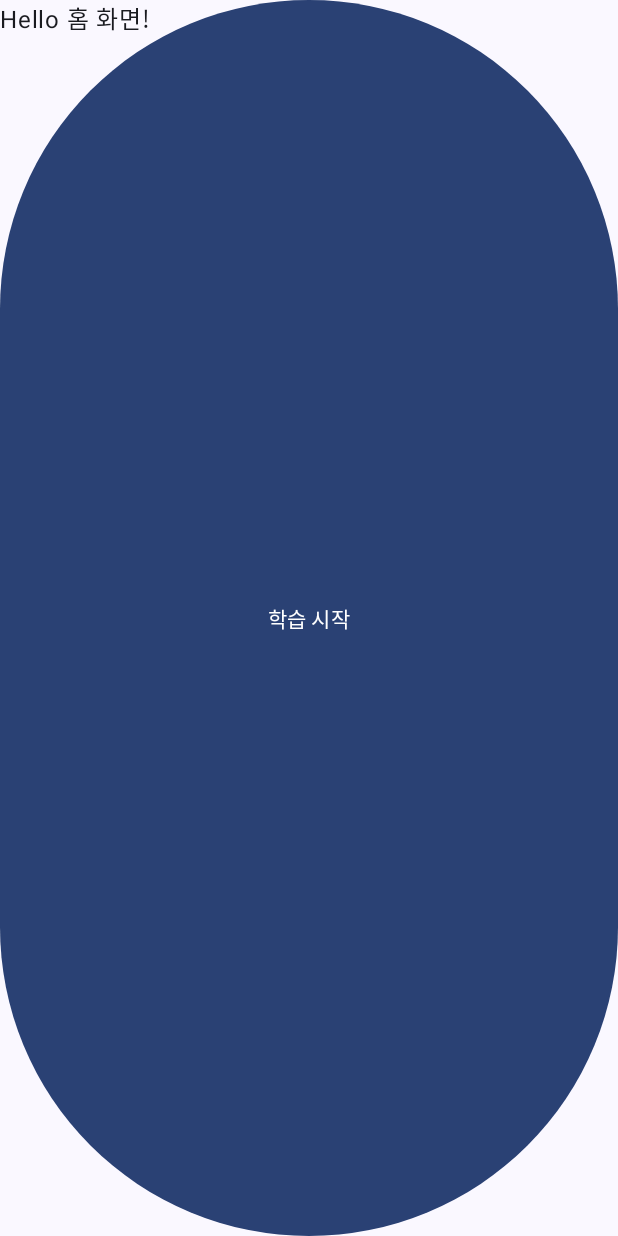
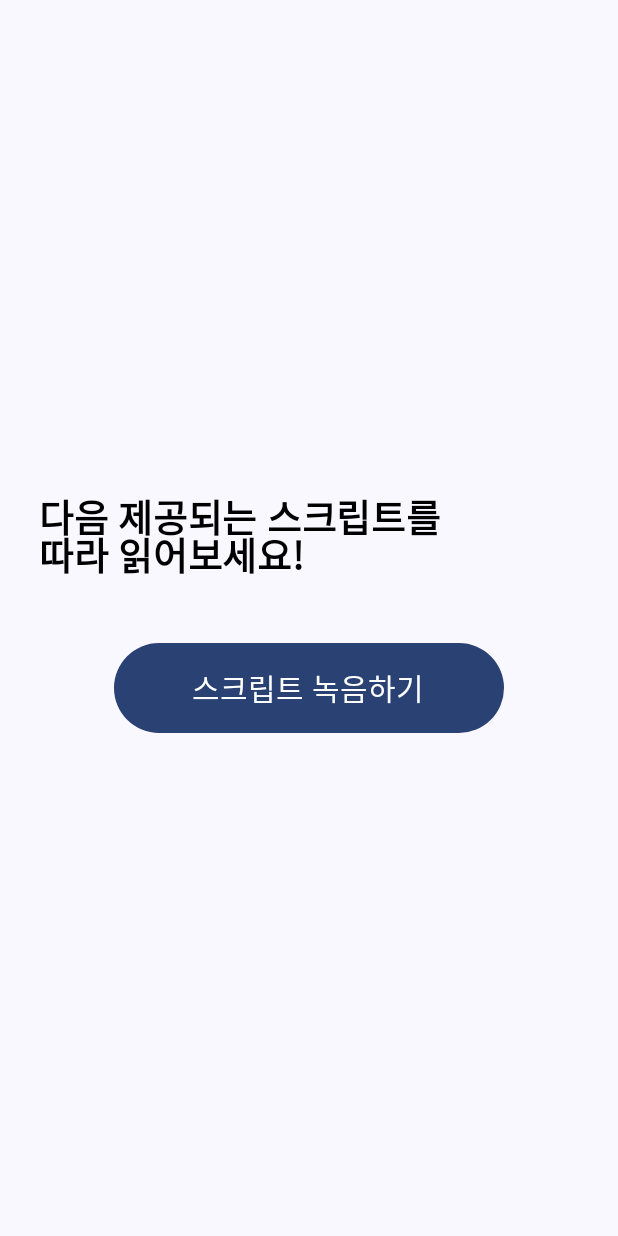
Before and after one commit to CAU23-Capstone-Design-2/Android, an Android app built with Jetpack Compose: the screen it shows after launch (MainActivity), on a phone screen of 412 x 824 dp. Run offline under Robolectric (Android 15) with nearby library versions, the light colour scheme and no system bars.

Commit message:
button, script

```diff
--- /dev/null
+++ b/app/src/main/java/kangparks/android/vostom/components/Button.kt
@@ -0,0 +1,12 @@
+package kangparks.android.vostom.components
+
+import android.widget.Button
+import androidx.compose.material3.Button
+import androidx.compose.runtime.Composable
+
+@Composable
+fun CustomButton(){
+    Button(onClick = { /*TODO*/ }) {
+
+    }
+}
--- a/app/src/main/java/kangparks/android/vostom/screens/home/HomeScreen.kt
+++ b/app/src/main/java/kangparks/android/vostom/screens/home/HomeScreen.kt
@@ -1,26 +1,70 @@
 package kangparks.android.vostom.screens.home
 
+import androidx.compose.foundation.background
+import androidx.compose.foundation.layout.Arrangement
+import androidx.compose.foundation.layout.Column
+import androidx.compose.foundation.layout.Spacer
 import androidx.compose.foundation.layout.fillMaxSize
+import androidx.compose.foundation.layout.fillMaxWidth
+import androidx.compose.foundation.layout.size
+import androidx.compose.foundation.layout.width
+import androidx.compose.foundation.layout.height
+import androidx.compose.foundation.layout.padding
 import androidx.compose.material3.Button
 import androidx.compose.material3.MaterialTheme
 import androidx.compose.material3.Surface
 import androidx.compose.material3.Text
 import androidx.compose.runtime.Composable
+import androidx.compose.ui.Alignment
 import androidx.compose.ui.Modifier
+import androidx.compose.ui.graphics.Color
+import androidx.compose.ui.text.font.FontWeight
+import androidx.compose.ui.text.style.TextAlign
 import androidx.navigation.NavHostController
 import kangparks.android.vostom.Greeting
 import kangparks.android.vostom.navigations.Content
+import androidx.compose.ui.unit.dp
+import androidx.compose.ui.unit.sp
+
 
 @Composable
 fun HomeScreen(navController : NavHostController){
 
-    Surface(
-        modifier = Modifier.fillMaxSize(),
-        color = MaterialTheme.colorScheme.background
-    ) {
-        Button(onClick = {navController.navigate(Content.LearningScript.route) }) {
-            Text(text ="학습 시작")
+    Column (
+        modifier = Modifier
+            .fillMaxSize()
+            .padding(16.dp),
+        verticalArrangement = Arrangement.Center,
+        horizontalAlignment = Alignment.CenterHorizontally
+    ){
+        Text(
+            text = "다음 제공되는 스크립트를\n따라 읽어보세요!",
+            modifier = Modifier
+                .padding(10.dp)
+                .fillMaxWidth(),
+            fontSize = 25.sp,
+            fontWeight = FontWeight.Bold,
+            color = Color.Black,
+            textAlign = TextAlign.Left,
+            lineHeight = 25.sp
+        )
+
+        Spacer(modifier = Modifier.height(10.dp))
+
+        Button(modifier = Modifier.width(300.dp).height(100.dp).padding(20.dp), onClick = { navController.navigate(Content.LearningScript.route) }) {
+            Text(text = "스크립트 녹음하기", fontSize = 20.sp)
         }
-        Greeting("홈 화면")
     }
+
+//    Surface(
+//        modifier = Modifier.width(300.dp).height(50.dp),
+//        color = MaterialTheme.colorScheme.background
+//    ) {
+//        Button(
+//            modifier = Modifier.background(Color(0xFF800080)), onClick = { navController.navigate(Content.LearningScript.route) }
+//        ) {
+//            Text(text = "학습 시작")
+//        }
+//        Greeting("홈 화면")
+//    }
 }
```
